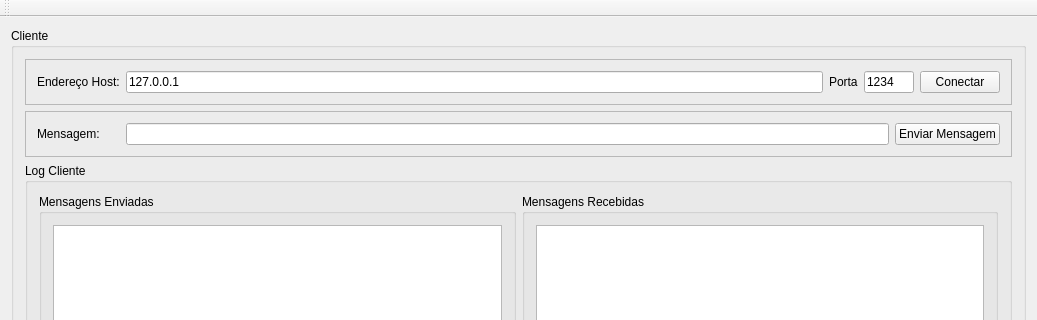
This is paineldecontrole.ui in druzo/SocketCaixeiroViajante as Qt 5 draws it before an edit; both pictures show x 0 to 1037 and y 0 to 320 of the 1037 by 713 pixel window. The edited form follows.
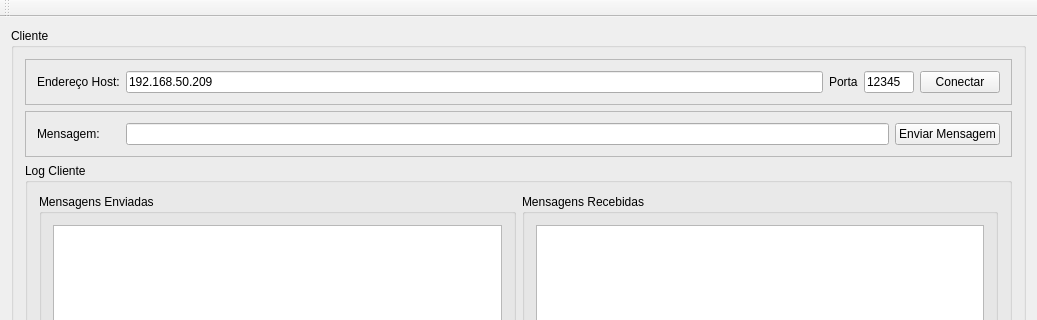
This is the edited form.

```diff
--- a/paineldecontrole.ui
+++ b/paineldecontrole.ui
@@ -40,7 +40,7 @@
           <item>
            <widget class="QLineEdit" name="edtEnderecoHost">
             <property name="text">
-             <string>127.0.0.1</string>
+             <string>192.168.50.209</string>
             </property>
            </widget>
           </item>
@@ -60,7 +60,7 @@
              </size>
             </property>
             <property name="text">
-             <string>1234</string>
+             <string>12345</string>
             </property>
            </widget>
           </item>
```
Left out of the diff: 2 changed lines with no effect on the pictures.
